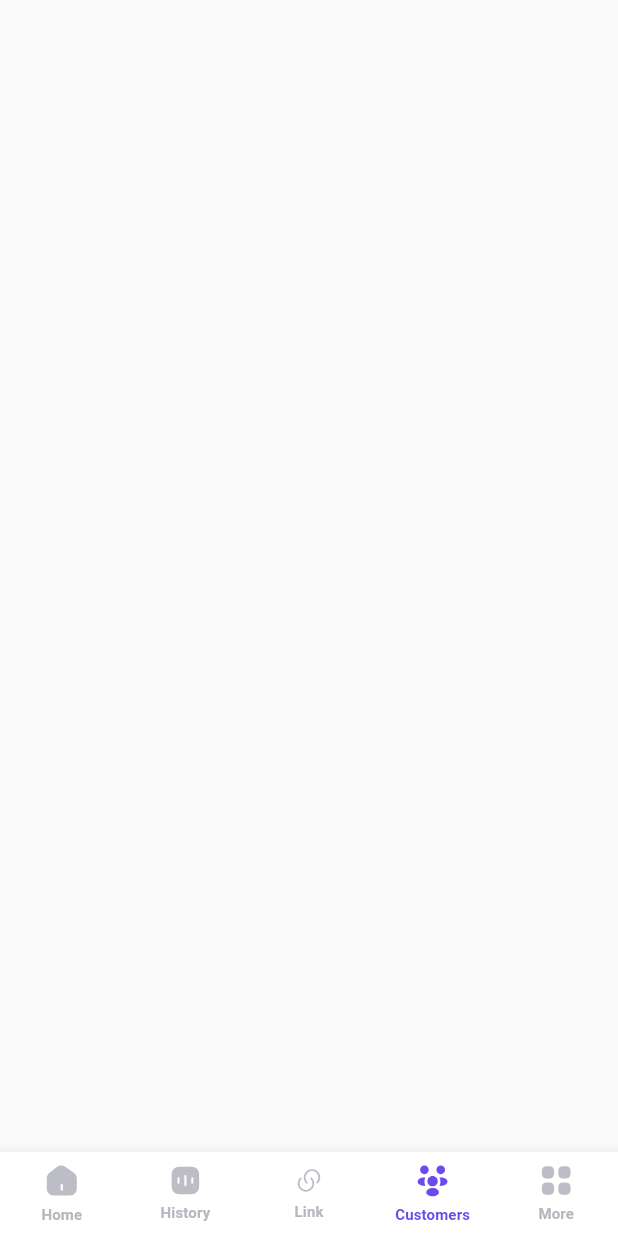
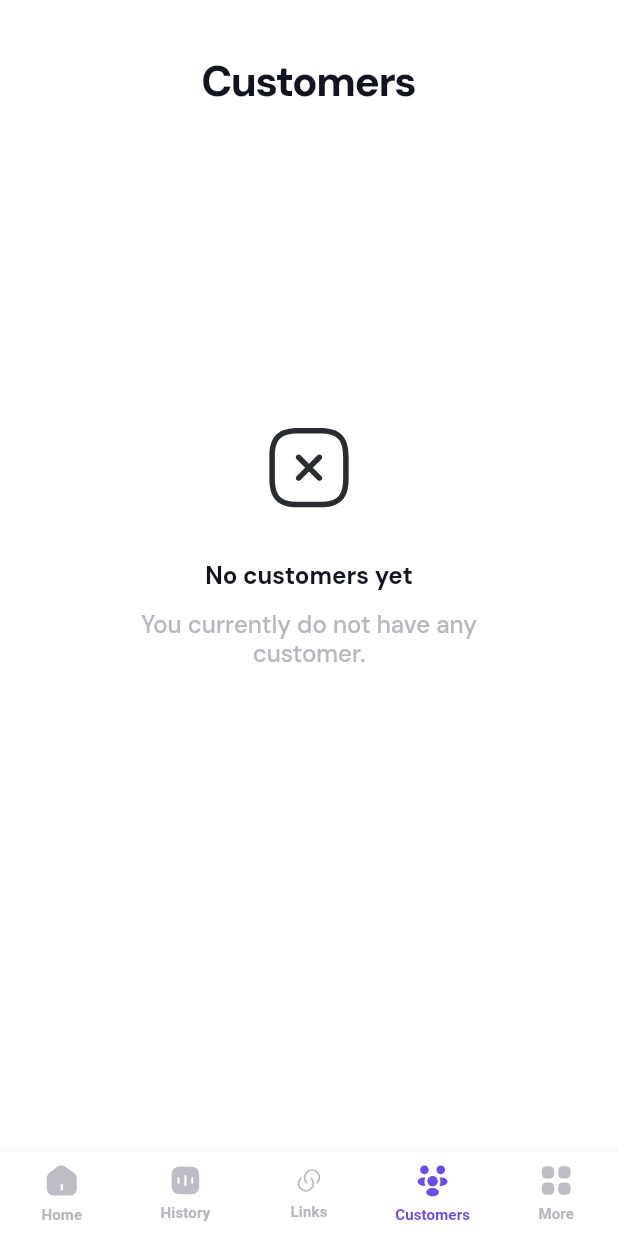
Before and after one commit to klarqs/dart-web3, a Flutter app: the DashboardBottomTabs screen opened directly, item 4 of the bottom bar chosen, on a phone screen of 412 x 824 dp. Run offline on Flutter 3.47's test engine with Material 2 defaults, Android fonts, the phone set to English and light mode, and no system bars; our stand-ins replace bot_toast, flutter_svg, get, google_fonts; missing offline and left inert: flutter_web3, open_mail_app, web3dart; project files that could hold a hidden picture were left out.

Commit message:
empty state implementation

```diff
--- /dev/null
+++ b/cryptocurrency_wallet/lib/app/components/empty_state_widget.dart
@@ -0,0 +1,51 @@
+import 'package:flutter/material.dart';
+import 'package:flutter_svg/flutter_svg.dart';
+import 'package:get/get.dart';
+import 'package:google_fonts/google_fonts.dart';
+
+class EmptyState extends StatelessWidget {
+  final String emptyStateTitleText, emptyStateDescriptionText;
+  const EmptyState({
+    Key? key,
+    required this.emptyStateTitleText,
+    required this.emptyStateDescriptionText,
+  }) : super(key: key);
+
+  @override
+  Widget build(BuildContext context) {
+    return SizedBox(
+      height: Get.height * .65,
+      width: Get.width,
+      child: Column(
+        mainAxisAlignment: MainAxisAlignment.center,
+        children: [
+          SvgPicture.asset('assets/svgs/close-square.svg'),
+          const SizedBox(height: 28),
+          Text(
+            emptyStateTitleText,
+            style: GoogleFonts.dmSans(
+              fontSize: 16,
+              fontWeight: FontWeight.w700,
+              color: const Color(0XFF12141F),
+              height: 1.6,
+            ),
+          ),
+          const SizedBox(height: 12),
+          Padding(
+            padding: EdgeInsets.symmetric(horizontal: Get.width * .12),
+            child: Text(
+              emptyStateDescriptionText,
+              style: GoogleFonts.dmSans(
+                fontSize: 16,
+                fontWeight: FontWeight.w500,
+                color: const Color(0XFFB7B7BF),
+                height: 1.2,
+              ),
+              textAlign: TextAlign.center,
+            ),
+          )
+        ],
+      ),
+    );
+  }
+}
--- /dev/null
+++ b/cryptocurrency_wallet/lib/app/modules/customers/views/customers_view.dart
@@ -0,0 +1,136 @@
+import 'package:cryptocurrency_wallet/app/components/empty_state_widget.dart';
+import 'package:flutter/material.dart';
+import 'package:flutter_svg/svg.dart';
+import 'package:get/get.dart';
+import 'package:google_fonts/google_fonts.dart';
+
+class Customers extends StatelessWidget {
+  const Customers({Key? key}) : super(key: key);
+
+  @override
+  Widget build(BuildContext context) {
+    return Scaffold(
+      backgroundColor: Colors.white,
+      body: SafeArea(
+        child: SingleChildScrollView(
+          child: Column(
+            children: [
+              const SizedBox(height: 12.0),
+              Padding(
+                padding: const EdgeInsets.only(top: 24.0, bottom: 12.0),
+                child: Text(
+                  "Customers",
+                  style: GoogleFonts.dmSans(
+                    fontSize: 28,
+                    letterSpacing: -1,
+                    fontWeight: FontWeight.w800,
+                    color: const Color(0XFF12141F),
+                  ),
+                ),
+              ),
+              Padding(
+                padding: const EdgeInsets.only(
+                  left: 24.0,
+                  right: 24.0,
+                ),
+                child: Column(
+                  children: const [
+                    SizedBox(height: 12.0),
+                    EmptyState(
+                      emptyStateTitleText: 'No customers yet',
+                      emptyStateDescriptionText:
+                          'You currently do not have any customer.',
+                    ),
+
+                    // NormalTextField(
+                    //   prefixIcon: Container(
+                    //       padding: const EdgeInsets.all(12),
+                    //       height: 48,
+                    //       width: 48,
+                    //       child: SvgPicture.asset(
+                    //           'assets/svgs/search-normal.svg')),
+                    //   hintText: 'Search',
+                    //   textCapitalization: TextCapitalization.none,
+                    //   keyboardType: TextInputType.text,
+                    //   textInputAction: TextInputAction.done,
+                    // ),
+                    // const SizedBox(height: 12.0),
+
+                    SizedBox(height: 60.0),
+                  ],
+                ),
+              ),
+            ],
+          ),
+        ),
+      ),
+    );
+  }
+
+  customersCard({
+    required String transIcon,
+    required String transTitle,
+    required String time,
+    required String date,
+    required String amount,
+  }) {
+    return Container(
+      padding: const EdgeInsets.symmetric(horizontal: 16.0),
+      margin: const EdgeInsets.symmetric(vertical: 8.0),
+      width: Get.width,
+      height: 72,
+      decoration: BoxDecoration(
+        color: const Color(0XFFF4F4F5),
+        borderRadius: BorderRadius.circular(18.0),
+      ),
+      child: Row(
+        crossAxisAlignment: CrossAxisAlignment.center,
+        mainAxisAlignment: MainAxisAlignment.spaceBetween,
+        children: [
+          Row(
+            crossAxisAlignment: CrossAxisAlignment.center,
+            children: [
+              SvgPicture.asset(
+                transIcon,
+              ),
+              const SizedBox(width: 16.0),
+              Column(
+                crossAxisAlignment: CrossAxisAlignment.start,
+                mainAxisAlignment: MainAxisAlignment.center,
+                children: [
+                  Text(
+                    transTitle,
+                    style: GoogleFonts.dmSans(
+                      fontSize: 15,
+                      fontWeight: FontWeight.w700,
+                      color: const Color(0XFF282A3D),
+                      height: 1.6,
+                    ),
+                  ),
+                  Text(
+                    '$time   $date',
+                    style: GoogleFonts.dmSans(
+                      fontSize: 12,
+                      fontWeight: FontWeight.w700,
+                      color: const Color(0XFF868686),
+                      height: 1.6,
+                    ),
+                  ),
+                ],
+              )
+            ],
+          ),
+          Text(
+            amount,
+            style: GoogleFonts.dmSans(
+              fontSize: 14,
+              fontWeight: FontWeight.w700,
+              color: const Color(0XFF282A3D),
+              height: 1.6,
+            ),
+          ),
+        ],
+      ),
+    );
+  }
+}
--- a/cryptocurrency_wallet/lib/app/modules/dashboard_bottom_tabs/views/dashboard_bottom_tabs_view.dart
+++ b/cryptocurrency_wallet/lib/app/modules/dashboard_bottom_tabs/views/dashboard_bottom_tabs_view.dart
@@ -1,6 +1,8 @@
 import 'package:cryptocurrency_wallet/app/constants/colors.dart';
+import 'package:cryptocurrency_wallet/app/modules/customers/views/customers_view.dart';
 import 'package:cryptocurrency_wallet/app/modules/dashboard_home/views/dashboard_home_view.dart';
 import 'package:cryptocurrency_wallet/app/modules/more/views/more_view.dart';
+import 'package:cryptocurrency_wallet/app/modules/payment_links/views/payment_links_view.dart';
 import 'package:cryptocurrency_wallet/app/modules/transaction_history/views/transaction_history_view.dart';
 import 'package:flutter/material.dart';
 import 'package:flutter/services.dart';
@@ -31,16 +33,16 @@ class _DashboardBottomTabsState extends State<DashboardBottomTabs> {
       "widget": const DashboardHome(),
     });
     _children.add({
-      "title": "Leaderboard",
+      "title": "History",
       "widget": const TransactionHistory(),
     });
     _children.add({
-      "title": "Wallet",
-      "widget": Container(),
+      "title": "Links",
+      "widget": const PaymentLinks(),
     });
     _children.add({
-      "title": "E-shop",
-      "widget": Container(),
+      "title": "Customers",
+      "widget": const Customers(),
     });
     _children.add({
       "title": "More",
@@ -58,6 +60,7 @@ class _DashboardBottomTabsState extends State<DashboardBottomTabs> {
       bottomNavigationBar: Theme(
         data: ThemeData(
           splashColor: Colors.transparent,
+          highlightColor: Colors.transparent,
         ),
         child: BottomNavigationBar(
           selectedItemColor: apacePrimaryColor,
@@ -111,7 +114,7 @@ class _DashboardBottomTabsState extends State<DashboardBottomTabs> {
                     ? apacePrimaryColor
                     : const Color(0xffBDBDC5),
               ),
-              label: 'Link',
+              label: 'Links',
             ),
             BottomNavigationBarItem(
               icon: SvgPicture.asset(
```
Also changed, not shown: cryptocurrency_wallet/lib/app/modules/payment_links/views/payment_links_view.dart (added, +136 -0 lines), cryptocurrency_wallet/assets/svgs/close-square.svg (added), 1 other file.
